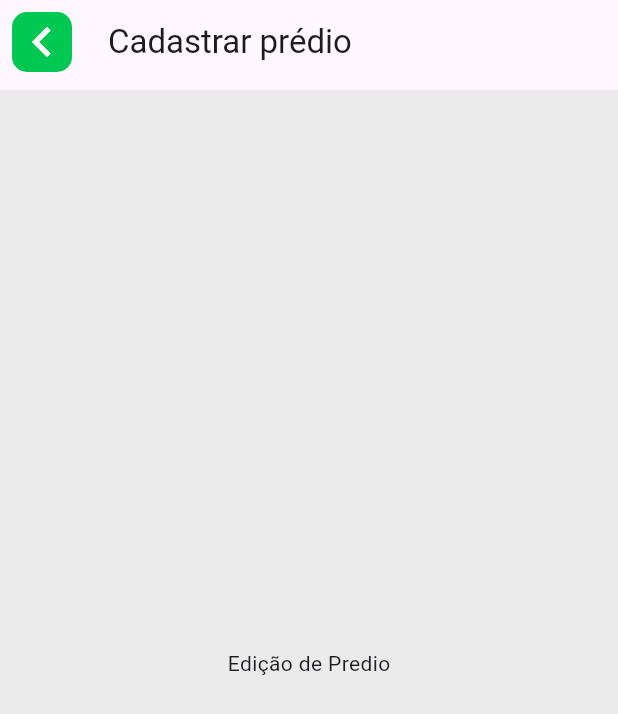
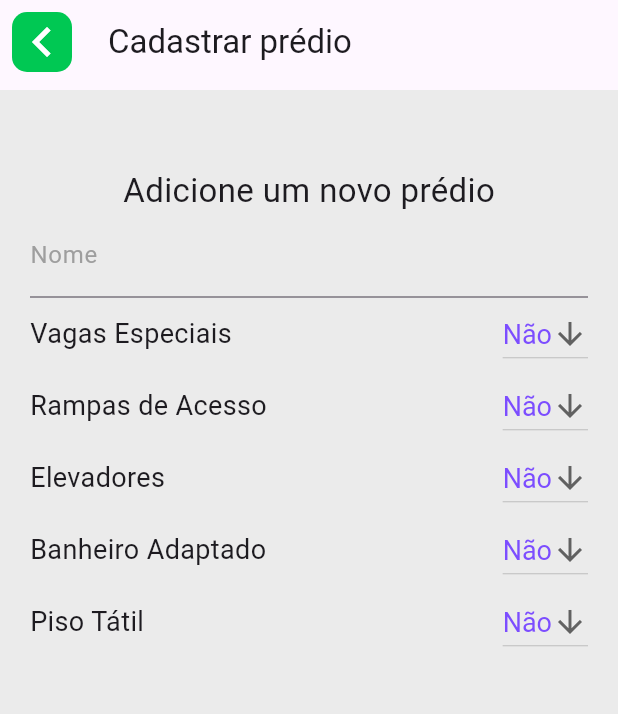
Before and after one commit to ernandes0/mobi-rural, a Flutter app: the CreateBuilding screen opened directly, on a phone screen of 412 x 824 dp. Shown: the top 714 px of the screen. Run offline on Flutter 3.47's test engine with Material 3 defaults, Android fonts, the phone set to English and light mode, and no system bars; our stand-ins replace cloud_firestore, curved_navigation_bar, firebase_auth, firebase_core, geolocator, google_maps_flutter and 1 more; accounts and stored records are empty.

Commit message:
Entradas para adição de prédio

```diff
--- a/lib/pages/cadastro_predio.dart
+++ b/lib/pages/cadastro_predio.dart
@@ -1,6 +1,10 @@
 import 'package:flutter/material.dart';
 import 'package:mobirural/constants/appconstants.dart';
+import 'package:mobirural/models/building_model.dart';
 import 'package:mobirural/widgets/appbar_edit.dart';
+import 'package:mobirural/services/building_service.dart';
+
+import 'package:provider/provider.dart';
 
 class CreateBuilding extends StatefulWidget {
   const CreateBuilding({super.key});
@@ -11,10 +15,65 @@ class CreateBuilding extends StatefulWidget {
 
 class _CreateBuildingState extends State<CreateBuilding> {
   final Widget _appbaredit = const AppBarEdit(titleName: 'Cadastrar prédio');
+  final _nameBuilding = TextEditingController();
+  final _disabilityParking = TextEditingController(text: 'Não');
+  final _accessRamps = TextEditingController(text: 'Não');
+  final _elevator = TextEditingController(text: 'Não');
+  final _floor = TextEditingController(text: 'Não');
+  final _adaptedBathroom = TextEditingController(text: 'Não');
+  // final _icon = TextEditingController(); TODO: procurar entrada correta
+  // final _coordinates = TextEditingController(); TODO: procurar entrada correta
+  // final _image = TextEditingController(); TODO: procurar entrada correta
+
+  final _formKey = GlobalKey<FormState>();
+  final _scaffoldKey = GlobalKey<ScaffoldState>();
+  String? dropdownValue = 'Não';
+
   @override
   Widget build(BuildContext context) {
     Widget teste = const Center(
-      child: Text('Edição de Predio'),
+      child: Text('Adição de Predio'),
+    );
+
+    Widget formPredio = SizedBox(
+      child: Form(
+        key: _formKey,
+        child: SizedBox(
+          height: 350,
+          child: Column(
+            mainAxisAlignment: MainAxisAlignment.center,
+            children: [
+              const Text(
+                'Adicione um novo prédio',
+                style: TextStyle(fontSize: 22),
+              ),
+              TextFormField(
+                controller: _nameBuilding,
+                decoration: const InputDecoration(
+                  labelText: 'Nome',
+                  labelStyle: TextStyle(color: Colors.grey),
+                  focusedBorder: UnderlineInputBorder(
+                    borderSide: BorderSide(
+                      color: AppColors.primaryColor,
+                    ),
+                  ),
+                ),
+                validator: (value) {
+                  if (value == null || value.isEmpty) {
+                    return 'Campo obrigatório';
+                  }
+                  return null;
+                },
+              ),
+              formsOptions('Vagas Especiais', _disabilityParking),
+              formsOptions('Rampas de Acesso', _accessRamps),
+              formsOptions('Elevadores', _elevator),
+              formsOptions('Banheiro Adaptado', _adaptedBathroom),
+              formsOptions('Piso Tátil', _floor),
+            ],
+          ),
+        ),
+      ),
     );
 
     return Scaffold(
@@ -24,7 +83,53 @@ class _CreateBuildingState extends State<CreateBuilding> {
         preferredSize: const Size.fromHeight(60.0),
         child: _appbaredit,
       ),
-      body: teste,
+      body: Padding(
+        padding: const EdgeInsets.all(20.0),
+        child: ListView(
+          children: [
+            const SizedBox(height: 20),
+            formPredio,
+            const SizedBox(height: 20),
+          ],
+        ),
+      ),
+    );
+  }
+
+  Row formsOptions(String title, TextEditingController controller) {
+    return Row(
+      mainAxisAlignment: MainAxisAlignment.spaceBetween,
+      children: [
+        Text(
+          title,
+          style: const TextStyle(fontSize: 18),
+        ),
+        const SizedBox(width: 40),
+        SizedBox(
+          child: DropdownButton<String>(
+            value: controller.text,
+            icon: const Icon(Icons.arrow_downward),
+            iconSize: 24,
+            elevation: 16,
+            style: const TextStyle(
+              color: Colors.deepPurpleAccent,
+              fontSize: 18,
+            ),
+            onChanged: (String? newValue) {
+              setState(() {
+                controller.text = newValue!;
+              });
+            },
+            items: <String>['Sim', 'Não']
+                .map<DropdownMenuItem<String>>((String value) {
+              return DropdownMenuItem<String>(
+                value: value,
+                child: Text(value),
+              );
+            }).toList(),
+          ),
+        ),
+      ],
     );
   }
 }
```
Also changed, not shown: lib/pages/perfil_edit.dart (+0 -16 lines).
